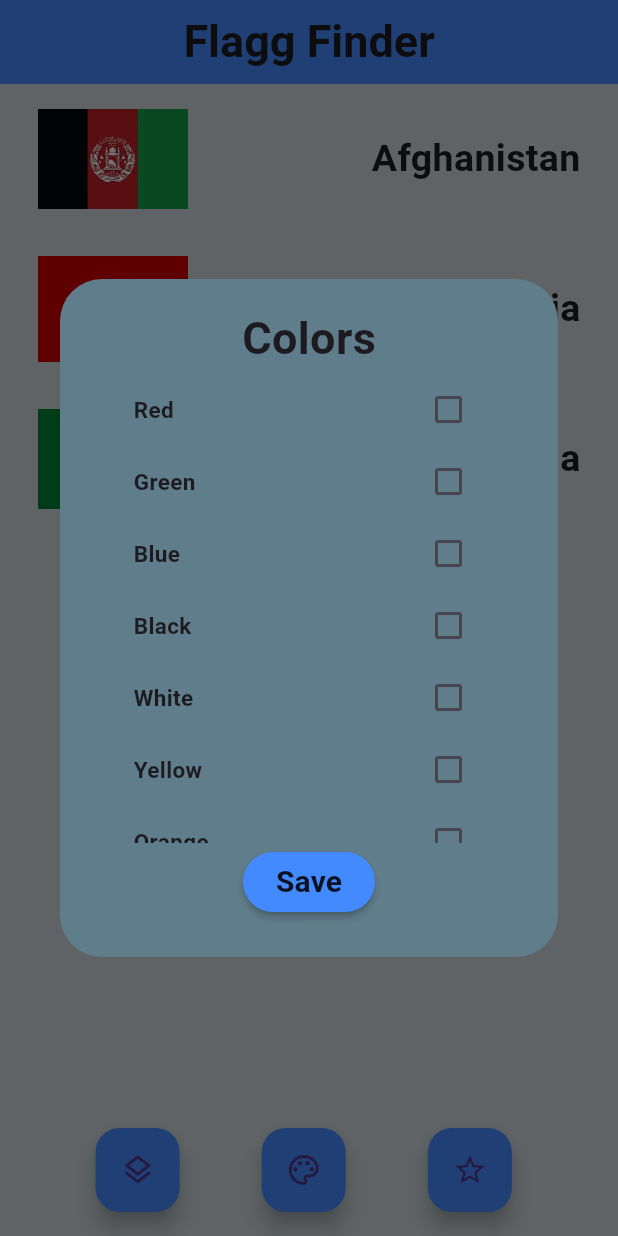
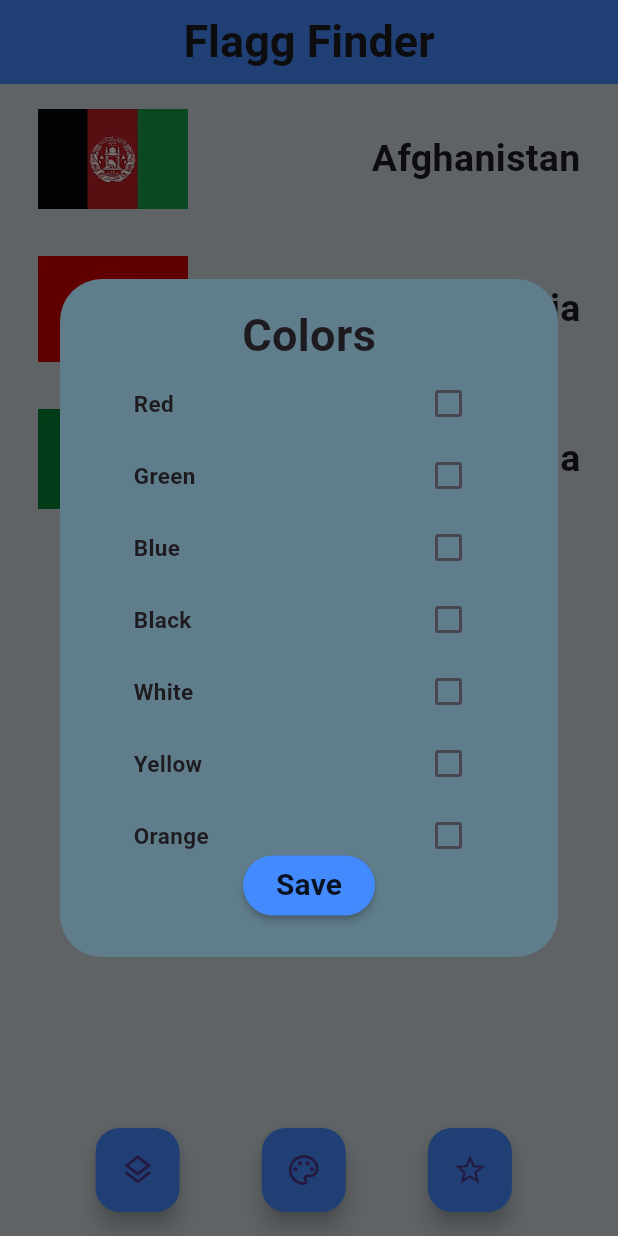
Before and after one commit to bartekkleczar/flutter-flag-app-1.0, a Flutter app: the screen it shows after launch, after a tap on the "color lens" icon, on a phone screen of 412 x 824 dp. Run offline on Flutter 3.47's test engine with Material 3 defaults, Android fonts, the phone set to English and light mode, and no system bars; our stand-ins replace flutter_translate, hive, hive_flutter; missing offline and left inert: dart:ffi; accounts and stored records are empty.

Commit message:
UI correction

```diff
--- a/lib/main_screen.dart
+++ b/lib/main_screen.dart
@@ -133,11 +133,14 @@
               ],
             ),
           ),
-          body: ListView.builder(
-            itemCount: flagsFiltered.length,
-            itemBuilder: (context, index) {
-              return FlagTile(flag: flagsFiltered[index]);
-            },
+          body: Padding(
+            padding: const EdgeInsets.only(bottom: 80.0),
+            child: ListView.builder(
+              itemCount: flagsFiltered.length,
+              itemBuilder: (context, index) {
+                return FlagTile(flag: flagsFiltered[index]);
+              },
+            ),
           ),
         ),
       ),
--- a/lib/widgets/dialogs/color/dialog_filter_color_box.dart
+++ b/lib/widgets/dialogs/color/dialog_filter_color_box.dart
@@ -50,7 +50,7 @@
               style: const TextStyle(fontSize: 30, fontWeight: FontWeight.bold),
             ),
             SizedBox(
-              height: MediaQuery.of(context).size.height * 0.38,
+              height: MediaQuery.of(context).size.height * 0.39,
               child: ListView.builder(
                 itemCount: colors.length,
                 itemBuilder: (context, index) {
```
